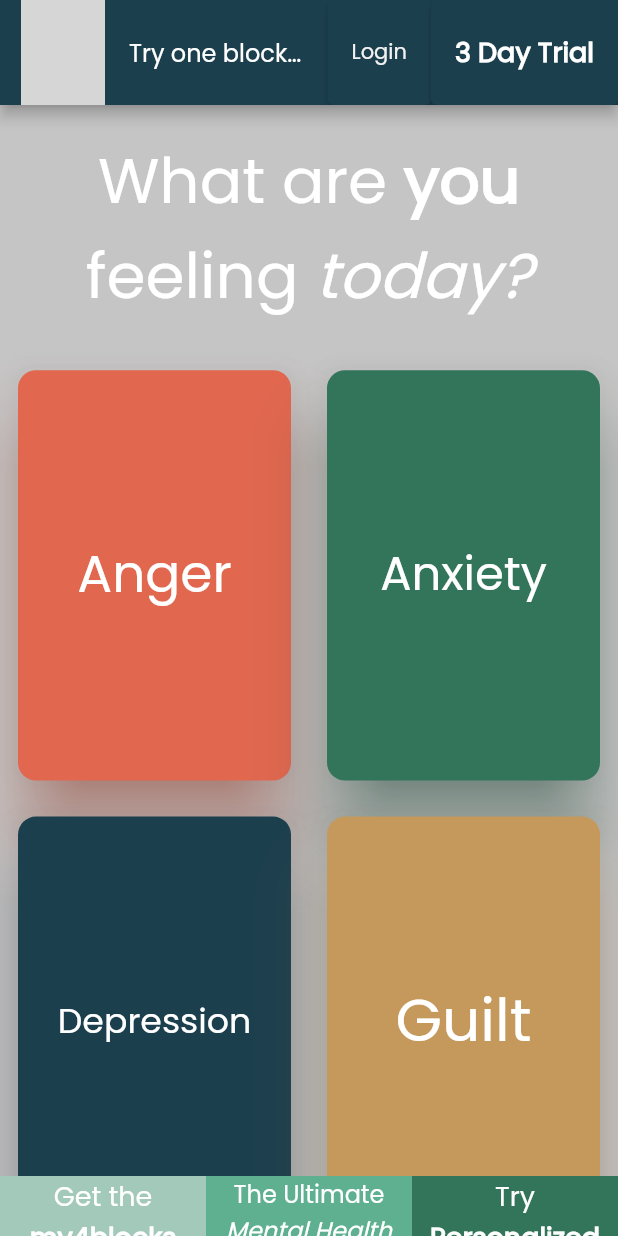
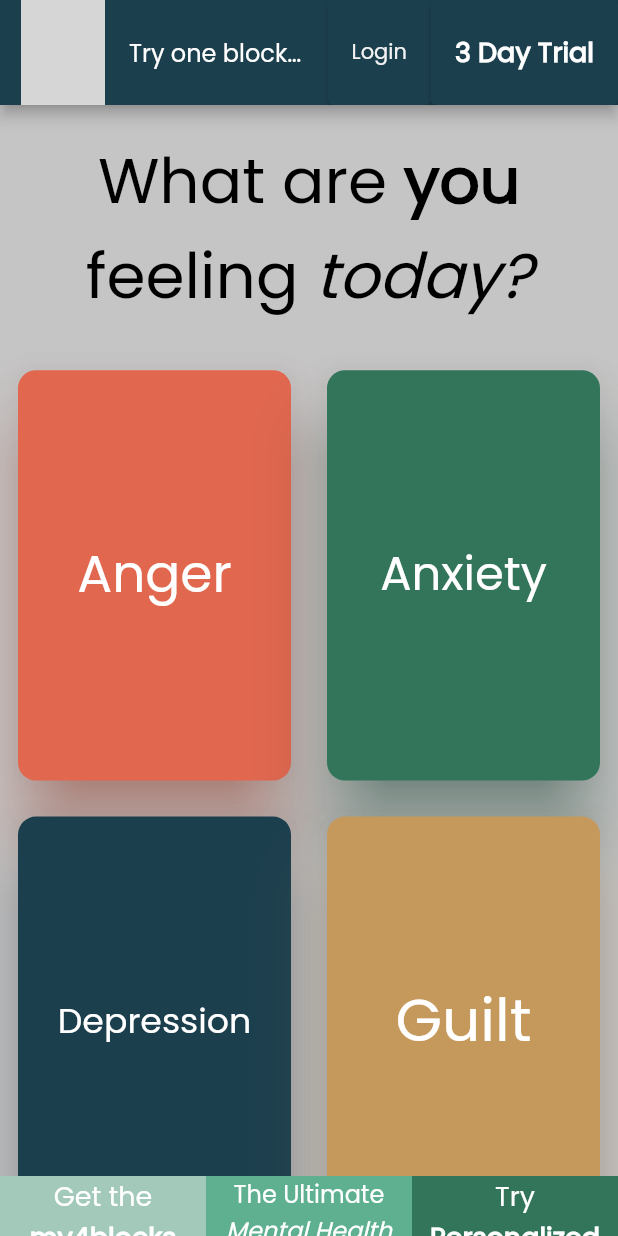
Before and after one commit to maylortaylor/MentalHealthApp, a Flutter app: the screen it shows after launch, on a phone screen of 412 x 824 dp. Run offline on Flutter 3.47's test engine with Material 2 defaults, Android fonts, the phone set to English and light mode, and no system bars; our stand-ins replace another_flushbar, auto_size_text, card_swiper, cloud_firestore, firebase_auth, firebase_core and 4 more; missing offline and left inert: responsive_ui, textfield_tags; accounts and stored records are empty; network calls fail; grey boxes are pictures that could not be loaded.

Commit message:
black text maybe

```diff
--- a/mental_health_app/lib/screens/decision.screen.dart
+++ b/mental_health_app/lib/screens/decision.screen.dart
@@ -240,11 +240,12 @@ class _DecisionScreenState extends  State<DecisionScreen> {
                   style: TextStyle(
                     fontFamily:  AppFontFamily.poppins,
                     fontSize: 42,
+                    color: Colors.black
                   ),
                   children:  [
-                    TextSpan(text: 'you ', style: TextStyle(fontFamily:  AppFontFamily.poppins, fontWeight: FontWeight.bold, fontSize: 42)),
-                    TextSpan(text: 'feeling ', style: TextStyle(fontFamily:  AppFontFamily.poppins, fontSize: 42)),
-                    TextSpan(text: 'today?', style: TextStyle(fontFamily:  AppFontFamily.poppins, fontStyle: FontStyle.italic, fontSize: 42)),
+                    TextSpan(text: 'you ', style: TextStyle(fontFamily:  AppFontFamily.poppins, fontWeight: FontWeight.bold, fontSize: 42, color: Colors.black)),
+                    TextSpan(text: 'feeling ', style: TextStyle(fontFamily:  AppFontFamily.poppins, fontSize: 42, color: Colors.black)),
+                    TextSpan(text: 'today?', style: TextStyle(fontFamily:  AppFontFamily.poppins, fontStyle: FontStyle.italic, fontSize: 42, color: Colors.black)),
                   ],
                 ),
               ),
```
